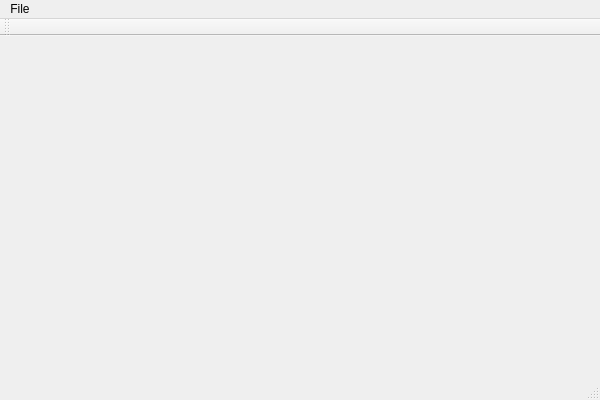
tstaerk/qtimetracker, file mainwindow.ui: the form before one commit.
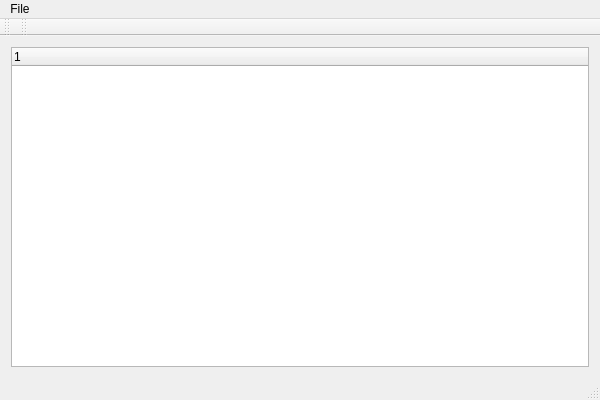
The form after the commit.

Commit message: Now having a QTreeWidget holding tasks that can only be "new task".

The edit to the form file:
```diff
--- a/mainwindow.ui
+++ b/mainwindow.ui
@@ -13,7 +13,19 @@
   <property name="windowTitle">
    <string>MainWindow</string>
   </property>
-  <widget class="QWidget" name="centralWidget"/>
+  <widget class="QWidget" name="centralWidget">
+   <layout class="QGridLayout" name="gridLayout">
+    <item row="0" column="0">
+     <widget class="QTreeWidget" name="treeWidget">
+      <column>
+       <property name="text">
+        <string notr="true">1</string>
+       </property>
+      </column>
+     </widget>
+    </item>
+   </layout>
+  </widget>
   <widget class="QMenuBar" name="menuBar">
    <property name="geometry">
     <rect>
@@ -40,6 +52,17 @@
    </attribute>
   </widget>
   <widget class="QStatusBar" name="statusBar"/>
+  <widget class="QToolBar" name="toolBar">
+   <property name="windowTitle">
+    <string>toolBar</string>
+   </property>
+   <attribute name="toolBarArea">
+    <enum>TopToolBarArea</enum>
+   </attribute>
+   <attribute name="toolBarBreak">
+    <bool>false</bool>
+   </attribute>
+  </widget>
   <action name="actionQuit">
    <property name="text">
     <string>Quit</string>
```
The commit also changes 2 other files.
